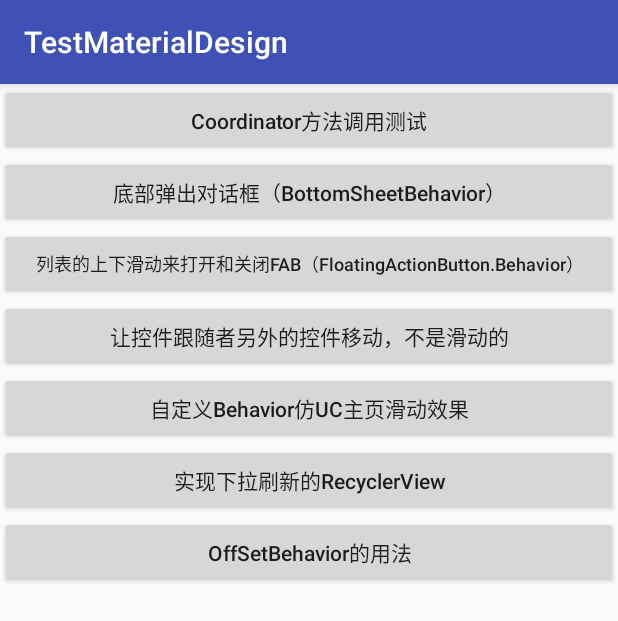
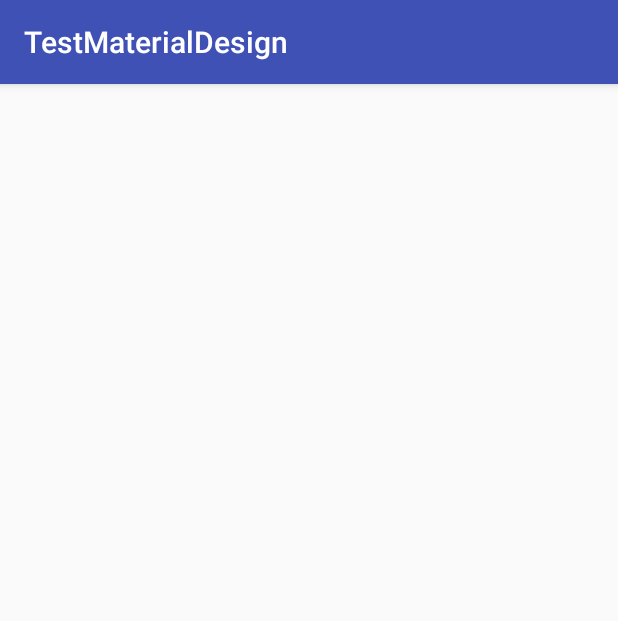
Before and after one commit to tianlin95310/java-demo-android, an Android app: the BehaviorActivity screen opened directly, with no data from a screen before it, after a tap on "OffSetBehavior的用法", on a phone screen of 412 x 824 dp. Shown: the top 621 px of the screen. Run offline under Robolectric (Android 15) with nearby library versions, the phone set to English and light mode, and no system bars; our stand-ins replace ButterKnife.

```diff
--- a/app/src/main/AndroidManifest.xml
+++ b/app/src/main/AndroidManifest.xml
@@ -150,6 +150,7 @@
         <activity android:name=".navigation61.dialog.DialogActivity"
             android:theme="@style/AppTheme.TranslucentStatus"
             />
+        <activity android:name=".navigation01.behavior.viewoffset.ViewOffSetActivity"/>
     </application>
 
 </manifest>
--- a/app/src/main/java/tl/com/testmaterialdesign/navigation01/behavior/BehaviorActivity.java
+++ b/app/src/main/java/tl/com/testmaterialdesign/navigation01/behavior/BehaviorActivity.java
@@ -17,6 +17,7 @@ import tl.com.testmaterialdesign.navigation01.behavior.floataction.FloatActionAc
 import tl.com.testmaterialdesign.navigation01.behavior.likeuc.LikeUCHomeActivity;
 import tl.com.testmaterialdesign.navigation01.behavior.pullrefresh.PullRefreshActivity;
 import tl.com.testmaterialdesign.navigation01.behavior.test.TestFunCallActivity;
+import tl.com.testmaterialdesign.navigation01.behavior.viewoffset.ViewOffSetActivity;
 
 /**
  * Created by tianlin on 2017/10/13.
@@ -116,5 +117,7 @@ public class BehaviorActivity extends BaseActivity
     @OnClick(R.id.bt_6)
     public void bt_6()
     {
+        Intent intent = new Intent(this, ViewOffSetActivity.class);
+        startActivity(intent);
     }
 }
--- /dev/null
+++ b/app/src/main/java/tl/com/testmaterialdesign/navigation01/behavior/viewoffset/ViewOffSetActivity.java
@@ -0,0 +1,29 @@
+package tl.com.testmaterialdesign.navigation01.behavior.viewoffset;
+
+import android.os.Bundle;
+import android.support.annotation.Nullable;
+
+import tl.com.testmaterialdesign.R;
+import tl.com.testmaterialdesign.base.BaseActivity;
+
+/**
+ * Created by tianlin on 2017/12/22.
+ * Tel : 15071485690
+ * QQ : 953108373
+ */
+
+public class ViewOffSetActivity extends BaseActivity
+{
+    @Override
+    public void initView()
+    {
+
+    }
+
+    @Override
+    protected void onCreate(@Nullable Bundle savedInstanceState)
+    {
+        super.onCreate(savedInstanceState);
+        setContentView(R.layout.activity_view_offset);
+    }
+}
--- /dev/null
+++ b/app/src/main/res/layout/activity_view_offset.xml
@@ -0,0 +1,7 @@
+<?xml version="1.0" encoding="utf-8"?>
+<LinearLayout
+    xmlns:android="http://schemas.android.com/apk/res/android"
+    android:layout_width="match_parent"
+    android:layout_height="match_parent">
+
+</LinearLayout>
```
Also changed, not shown: app/src/main/java/tl/com/testmaterialdesign/navigation01/behavior/test/MyBehavior.java (+15 -5 lines), app/src/main/java/tl/com/testmaterialdesign/navigation01/behavior/test/MyLinear.java (+23 -0 lines), app/src/main/java/tl/com/testmaterialdesign/navigation61/dialog/MyAppBarLayoutBav.java (+71 -22 lines).
